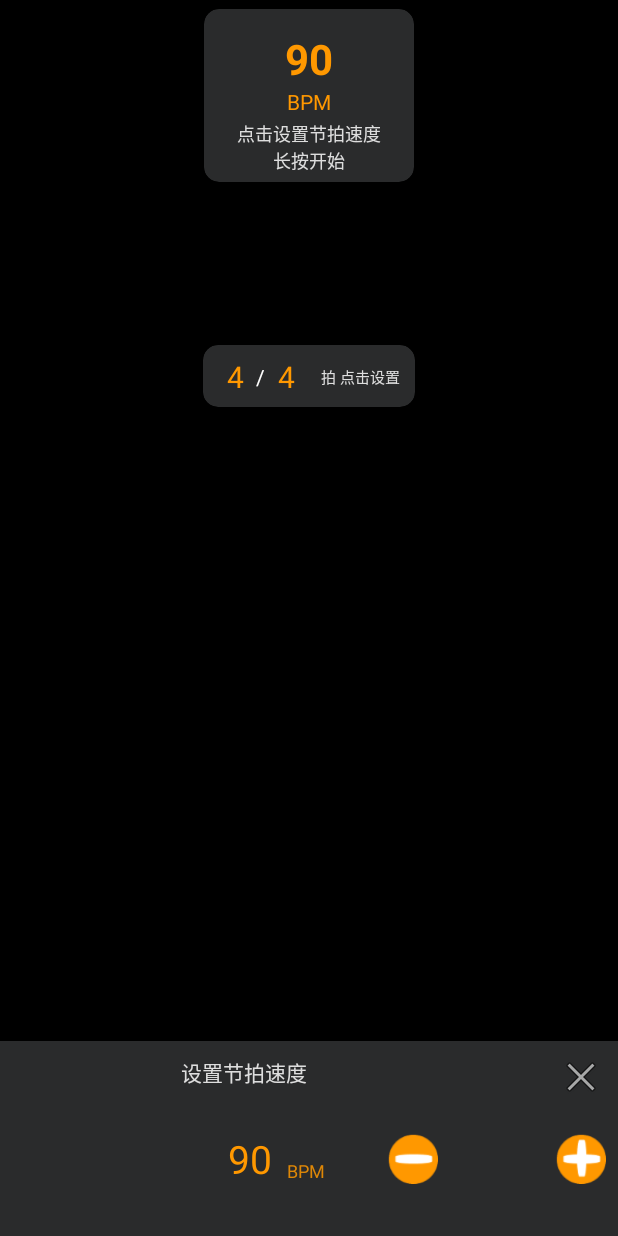
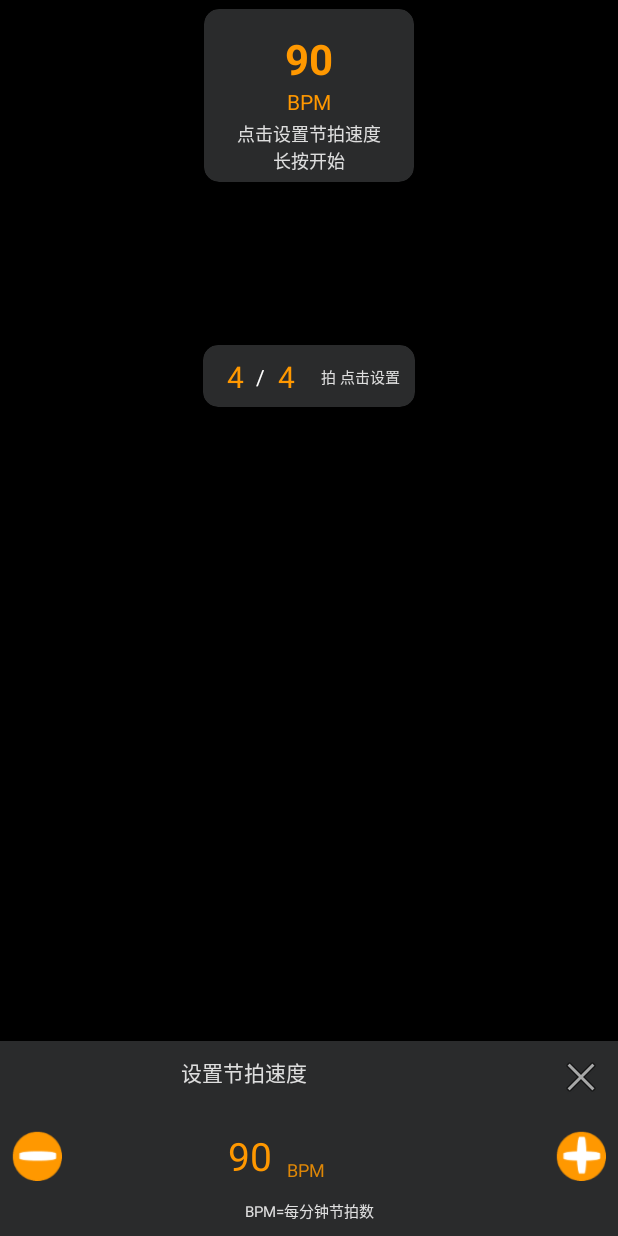
Before and after one commit to GrieferPig/PaperNome, an Android app: the screen it shows after launch (MainActivity), after a tap on "90", on a phone screen of 412 x 824 dp. Run offline under Robolectric (Android 15) with nearby library versions, the phone set to English and light mode, and no system bars; libraries missing offline, so code that uses them is left out: com.github.mmin18.widget, com.shawnlin.numberpicker; plain views replace RealtimeBlurView; pictures from the network do not load; 11 statements that could not run were skipped.

Commit message:
feat: added desc (tho i don't want to)

```diff
--- a/app/src/main/java/com/grieferpig/papergnome/MainActivity.java
+++ b/app/src/main/java/com/grieferpig/papergnome/MainActivity.java
@@ -105,15 +105,15 @@ public class MainActivity extends Activity implements View.OnTouchListener {
         ArrayList<String> _hidden_texts = new ArrayList<String>();
 
         _hidden_texts.addAll(Arrays.asList(
-                "7355608!",
-                "OSed on Github!",
+                "You found a nothing!",
+                "Me@Github!",
                 "Very Buggy!",
-                "Aww Izzy!",
+                "Izzy moOOonbow!",
                 "Never gonna give you up!",
                 "Friendship is Magic!",
                 "Based!",
-                "Me@bilibili!",
-                "grieferpig.xyz!",
+                "Me@Bilibili!",
+                "Try YeetOS!",
                 "Try Pegasus Launcher!"));
         findViewById(R.id.ver).setOnTouchListener(new View.OnTouchListener() {
             @Override
@@ -168,8 +168,8 @@ public class MainActivity extends Activity implements View.OnTouchListener {
             Toast.makeText(MainActivity.this, "Settings Cleared.", Toast.LENGTH_SHORT).show();
             return true;
         });
-        about.setText("节拍器 " + BuildConfig.VERSION_NAME + " ,Version " + BuildConfig.VERSION_CODE + ", " + BuildConfig.BUILD_TYPE + "\rBy GrieferPig");
-        about.setTextSize((float) 8.0);
+        about.setText("节拍器 " + BuildConfig.VERSION_NAME + ", 版本 " + BuildConfig.VERSION_CODE + ", " + BuildConfig.BUILD_TYPE + "\rBy GrieferPig");
+        about.setTextSize((float) 10.0);
         loadSound();
         blur_layer = findViewById(R.id.blur_layer);
         bpm_now = findViewById(R.id.tv_bpm);
--- a/app/src/main/res/layout/activity_main.xml
+++ b/app/src/main/res/layout/activity_main.xml
@@ -339,6 +339,16 @@
                         android:textColor="@color/white" />
 
                     <TextView
+                        android:id="@+id/textView11"
+                        android:layout_width="match_parent"
+                        android:layout_height="wrap_content"
+                        android:layout_marginBottom="8dp"
+                        android:text="有两种不同的节拍声：重音和轻音\n重音: 每小节的第一拍\n轻音：小节内的其他拍"
+                        android:textAlignment="center"
+                        android:textColor="#D8FFFFFF"
+                        android:textSize="10sp" />
+
+                    <TextView
                         android:id="@+id/ver"
                         android:layout_width="match_parent"
                         android:layout_height="wrap_content"
--- a/app/src/main/res/layout/popup_layout.xml
+++ b/app/src/main/res/layout/popup_layout.xml
@@ -39,17 +39,17 @@
                 android:id="@+id/popup_bpm_add"
                 android:layout_width="33dp"
                 android:layout_height="33dp"
-                android:layout_marginTop="62dp"
-                android:layout_marginEnd="120dp"
+                android:layout_marginStart="8dp"
+                android:layout_marginTop="60dp"
                 android:src="@mipmap/icon_minus"
-                app:layout_constraintEnd_toEndOf="parent"
+                app:layout_constraintStart_toStartOf="parent"
                 app:layout_constraintTop_toTopOf="parent" />
 
             <ImageView
                 android:id="@+id/popup_bpm_minus"
                 android:layout_width="33dp"
                 android:layout_height="33dp"
-                android:layout_marginTop="62dp"
+                android:layout_marginTop="60dp"
                 android:layout_marginEnd="8dp"
                 android:src="@mipmap/icon_add"
                 app:layout_constraintEnd_toEndOf="parent"
@@ -73,6 +73,8 @@
                 android:id="@+id/popup_bpm_label"
                 android:layout_width="wrap_content"
                 android:layout_height="wrap_content"
+                android:layout_marginTop="-1dp"
+                android:layout_marginBottom="2dp"
                 android:text="
 "
                 android:textAlignment="center"
@@ -87,18 +89,31 @@
                 app:layout_constraintVertical_bias="0.64" />
 
             <TextView
+                android:id="@+id/textView3"
                 android:layout_width="wrap_content"
                 android:layout_height="wrap_content"
                 android:alpha="0.85"
                 android:text="BPM"
                 android:textColor="#FF9800"
                 android:textSize="12sp"
-                app:layout_constraintBottom_toBottomOf="parent"
+                app:layout_constraintBottom_toBottomOf="@+id/popup_bpm_label"
                 app:layout_constraintEnd_toEndOf="parent"
                 app:layout_constraintHorizontal_bias="0.05"
                 app:layout_constraintStart_toEndOf="@+id/popup_bpm_label"
                 app:layout_constraintTop_toTopOf="parent"
-                app:layout_constraintVertical_bias="0.69" />
+                app:layout_constraintVertical_bias="1.0" />
+
+            <TextView
+                android:layout_width="wrap_content"
+                android:layout_height="wrap_content"
+                android:text="BPM=每分钟节拍数"
+                android:textColor="#D9FFFFFF"
+                android:textSize="10sp"
+                app:layout_constraintBottom_toBottomOf="parent"
+                app:layout_constraintEnd_toEndOf="parent"
+                app:layout_constraintStart_toStartOf="parent"
+                app:layout_constraintTop_toTopOf="parent"
+                app:layout_constraintVertical_bias="0.92" />
 
         </androidx.constraintlayout.widget.ConstraintLayout>
     </androidx.cardview.widget.CardView>
```
Also changed, not shown: app/build.gradle (+4 -4 lines), app/src/main/res/layout/layout.xml (+30 -5 lines), 3 other files.
